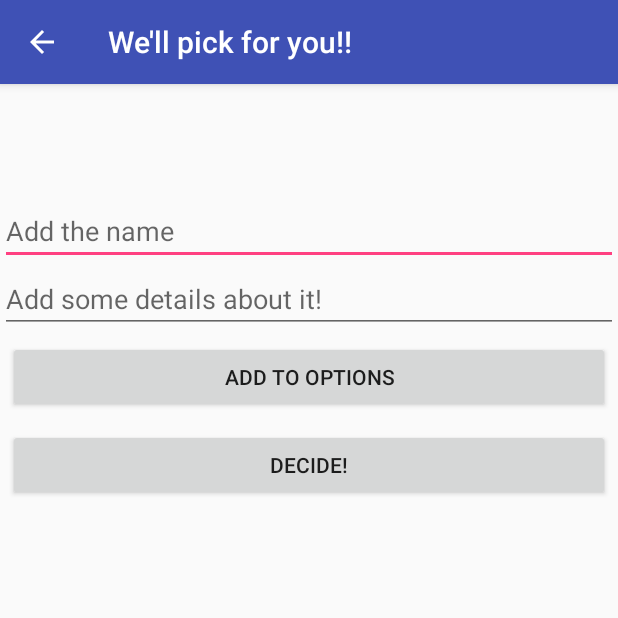
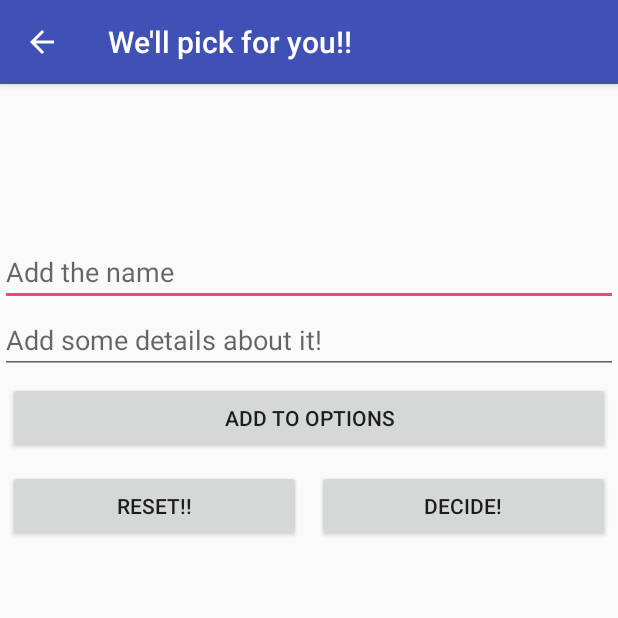
Before and after one commit to Aaronchoo/RNGFun, an Android app: the NameActivity screen opened directly, with no data from a screen before it, on a phone screen of 412 x 824 dp, the top half of it. Run offline under Robolectric (Android 15) with nearby library versions, the phone set to English and light mode, and no system bars.

Commit message:
Different features and better visual change
Added a reset option  that will remove all previous data, and added one more textview to ensure the details of the choice is not as large as the choice.

```diff
--- a/RNGFun/app/src/main/java/com/example/android/rngfun/NameActivity.java
+++ b/RNGFun/app/src/main/java/com/example/android/rngfun/NameActivity.java
@@ -24,18 +24,20 @@ public class NameActivity extends AppCompatActivity {
         ;
         final Button chooseOne = (Button) findViewById(R.id.choose_option);
         final EditText nameChoice = (EditText) findViewById(R.id.name_iteam);
+        final Button resetAll = (Button) findViewById(R.id.reset_all);
         ;
         final EditText detailChoice = (EditText) findViewById(R.id.name_details);
         ;
         final TextView showChoice = (TextView) findViewById(R.id.chosen_one);
+        final TextView showDetail = (TextView) findViewById(R.id.chosen_detail);
         //Create an array list that will hold the list of names and details
         final ArrayList<ListDetails> choices = new ArrayList<>();
         //Sets an onclicklistener taht will react when they add a choice
         addChoices.setOnClickListener(new View.OnClickListener() {
             @Override
             public void onClick(View v) {
-                //Check to see if they have actually added info
-                if ((nameChoice.getText().toString().equals("") && detailChoice.getText().toString().equals("")))
+                //Check to see if they have actually added info (The only important one is the name (first input))
+                if ((nameChoice.getText().toString().equals("")))
                     //If not, tell usersto add info
                     Toast.makeText(NameActivity.this, "Add info!", Toast.LENGTH_SHORT).show();
                 else{
@@ -65,10 +67,27 @@ public class NameActivity extends AppCompatActivity {
                     //Cast it to get an integer
                     int randomChoice = (int) random;
                     //Display random choice
-                    showChoice.setText(choices.get(randomChoice).getName() + '\n' + choices.get(randomChoice).getDetails());
+                    showChoice.setText(choices.get(randomChoice).getName());
+                    //Display the detail of it too (Did two different textviews because the details aren't as important
+                    //and show not be as big)
+                    showDetail.setText(choices.get(randomChoice).getDetails());
                 }
                 //If not do nothing!
 
+            }
+        });
+        //If the reset button is clicked
+        resetAll.setOnClickListener(new View.OnClickListener() {
+            @Override
+            public void onClick(View v) {
+                //Clear the elements
+                choices.clear();;
+                //Erase the list
+                ListView listChoice = (ListView) findViewById(R.id.list);
+                listChoice.setAdapter(null);
+                //Set the textviews that may have content to show nothing
+                showChoice.setText("");
+                showDetail.setText("");
             }
         });
 
--- a/RNGFun/app/src/main/res/layout/word_list.xml
+++ b/RNGFun/app/src/main/res/layout/word_list.xml
@@ -1,45 +1,76 @@
 <?xml version="1.0" encoding="utf-8"?>
 <LinearLayout xmlns:android="http://schemas.android.com/apk/res/android"
-    android:orientation="vertical" android:layout_width="match_parent"
+    android:layout_width="match_parent"
     android:layout_height="match_parent"
-    >
+    android:orientation="vertical">
+
     <LinearLayout
         android:layout_width="match_parent"
         android:layout_height="wrap_content"
         android:orientation="vertical">
+
         <TextView
+            android:id="@+id/chosen_one"
             android:layout_width="match_parent"
             android:layout_height="wrap_content"
             android:gravity="center"
-            android:id="@+id/chosen_one"
+            android:paddingTop="5dp"
+            android:text=""
             android:textColor="#000000"
-            android:textSize="52sp"
+            android:textSize="52sp" />
+
+        <TextView
+            android:id="@+id/chosen_detail"
+            android:layout_width="match_parent"
+            android:layout_height="wrap_content"
+            android:gravity="center"
             android:paddingTop="5dp"
-            android:text=""/>
+            android:text=""
+            android:textColor="#000000"
+            android:textSize="16sp" />
+
         <EditText
+            android:id="@+id/name_iteam"
             android:layout_width="match_parent"
             android:layout_height="wrap_content"
             android:hint="Add the name"
-            android:id="@+id/name_iteam"
-            android:inputType="text"/>
+            android:inputType="text" />
+
         <EditText
+            android:id="@+id/name_details"
             android:layout_width="match_parent"
-            android:inputType="text"
             android:layout_height="wrap_content"
             android:hint="Add some details about it!"
-            android:id="@+id/name_details"/>
+            android:inputType="text" />
+
         <Button
+            android:id="@+id/add_list"
             android:layout_width="match_parent"
             android:layout_height="wrap_content"
-            android:id="@+id/add_list"
             android:layout_margin="5dp"
-            android:text="Add to options"/>
-        <Button
-            android:layout_margin="5dp"
+            android:text="Add to options" />
+
+        <LinearLayout
             android:layout_width="match_parent"
             android:layout_height="wrap_content"
-            android:id="@+id/choose_option"
-            android:text="Decide!"/>
+            android:orientation="horizontal">
+
+            <Button
+                android:id="@+id/reset_all"
+                android:layout_width="0dp"
+                android:layout_height="wrap_content"
+                android:layout_margin="5dp"
+                android:layout_weight="1"
+                android:text="Reset!!" />
+
+            <Button
+                android:id="@+id/choose_option"
+                android:layout_width="0dp"
+                android:layout_height="wrap_content"
+                android:layout_margin="5dp"
+                android:layout_weight="1"
+                android:text="Decide!" />
+        </LinearLayout>
 
     </LinearLayout>
 
@@ -51,5 +82,5 @@
         android:layout_height="0dp"
         android:layout_weight="1"
         android:drawSelectorOnTop="true"
-        tools:context="com.example.android.miwok.NumbersActivity"/>
+        tools:context="com.example.android.miwok.NumbersActivity" />
 </LinearLayout>
```
